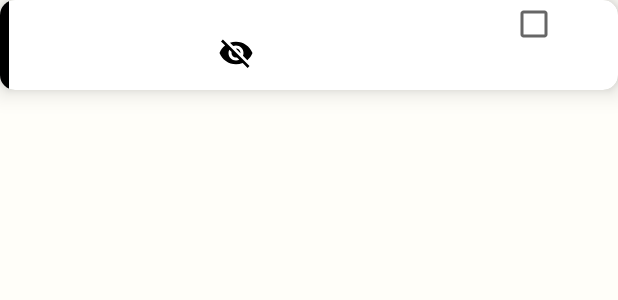
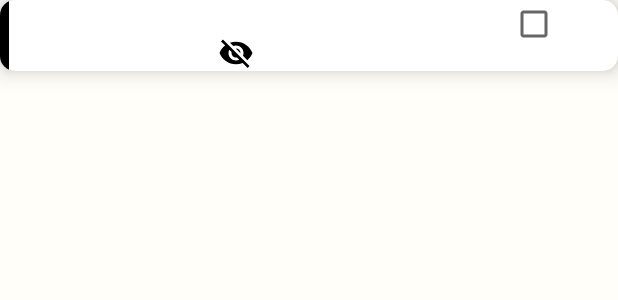
Before and after one commit to dlm001128/Doit, an Android app: the layout child_list.xml on its own in the app's theme, with its tools: preview values and no code run, on a phone screen of 412 x 824 dp. Shown: the top 300 px of the screen. Run offline under Robolectric (Android 15) with nearby library versions, the phone set to English and light mode, and no system bars.

Commit message:
add left color bar on deadline mode

```diff
--- a/app/src/main/res/layout/child_list.xml
+++ b/app/src/main/res/layout/child_list.xml
@@ -9,7 +9,7 @@
     <View
         android:id="@+id/color_bar"
         android:layout_width="6dp"
-        android:layout_height="60dp"
+        android:layout_height="47dp"
         android:background="@color/black"/>
 
     <TextView
```
